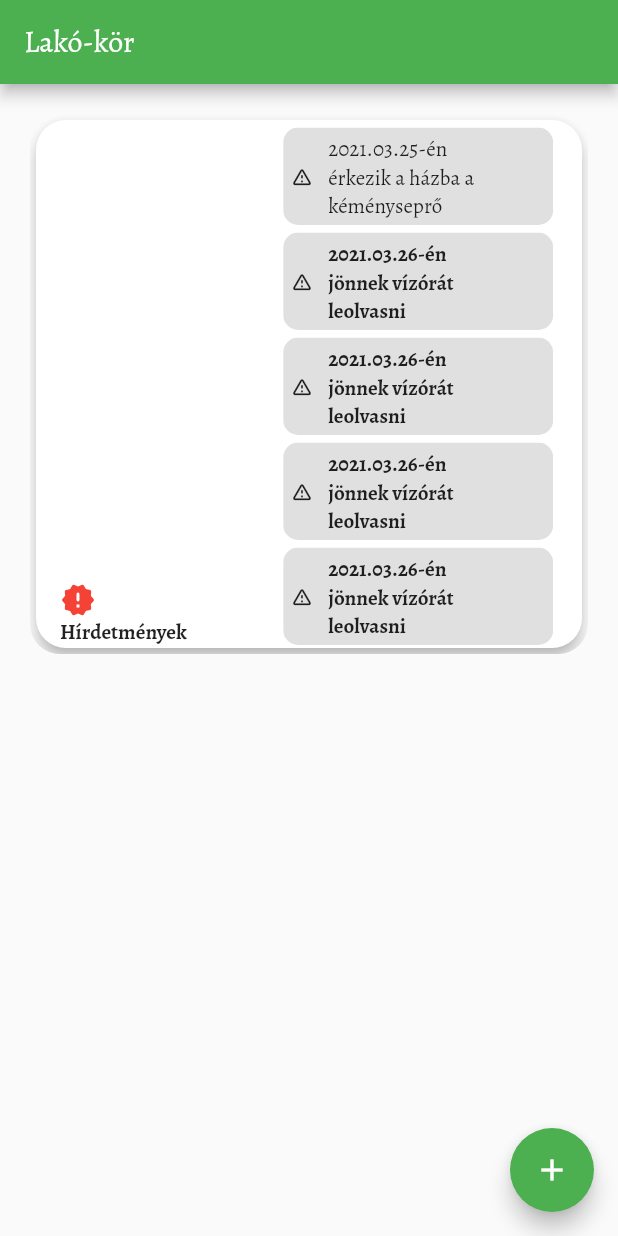
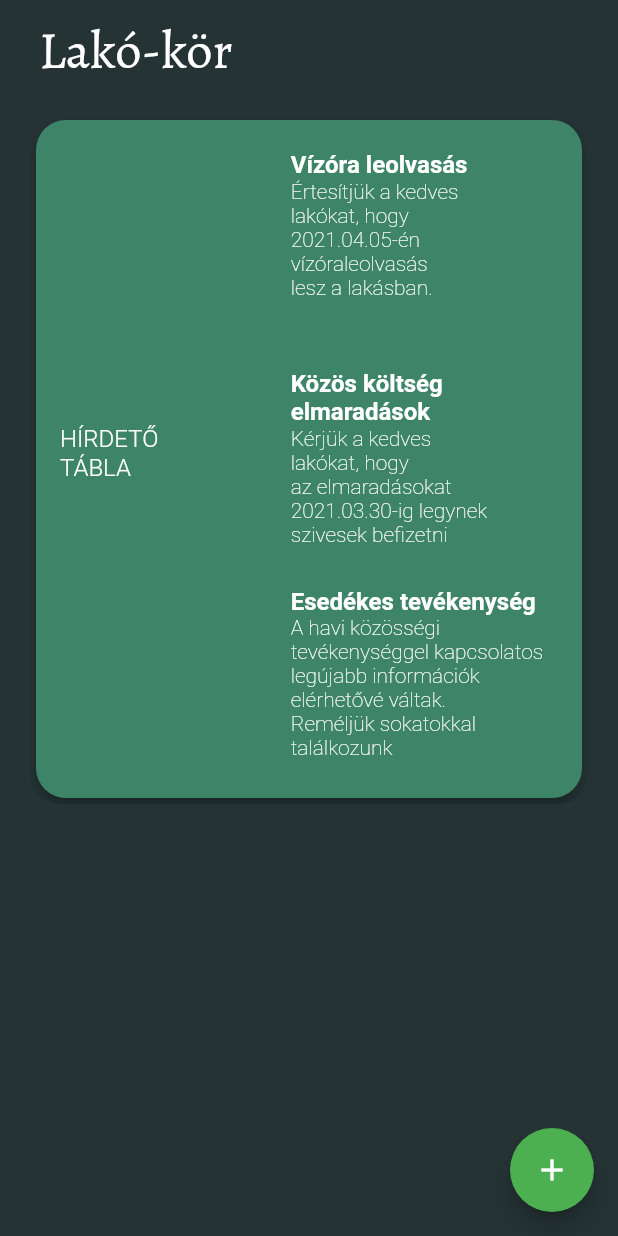
Before and after one commit to FutureCity-greenpeas/dugnad, a Flutter app: the screen it shows after launch, on a phone screen of 412 x 824 dp. Run offline on Flutter 3.47's test engine with Material 2 defaults, Android fonts, the phone set to English and light mode, and no system bars; our stand-ins replace hexcolor.

Commit message:
home hirdetotabla

```diff
--- a/dugnad/lib/Home.dart
+++ b/dugnad/lib/Home.dart
@@ -1,44 +1,48 @@
 import 'package:flutter/cupertino.dart';
 import 'package:flutter/material.dart';
+import 'package:hexcolor/hexcolor.dart';
 
 class HomeScreen extends StatelessWidget {
   @override
   Widget build(BuildContext context) {
-    return Material(
+    return Scaffold(
+      body: SingleChildScrollView(
         child: Column(
           children: <Widget>[
             Container(
               padding: EdgeInsets.all(20),
               width: 500,
-          height: 400,
+              height: 500,
               child: ClipRRect(
                 borderRadius: BorderRadius.circular(20),
                 child: Card(
+                  color: HexColor("3E8469"),
                   clipBehavior: Clip.antiAlias,
                   shape: RoundedRectangleBorder(
                     borderRadius: BorderRadius.all(Radius.circular(20)),
                   ),
                   elevation: 5,
                   child: Row(
-                crossAxisAlignment: CrossAxisAlignment.end,
+                    crossAxisAlignment: CrossAxisAlignment.center,
                     children: <Widget>[
                       Expanded(
                         flex: 4,
                         child: Container(
+                          child: InkWell(
+                            splashColor: Colors.teal.withAlpha(30),
+                            onTap: () => {print("asdasd")},
                             child: ListTile(
                               leading: Padding(
-                          padding: EdgeInsets.fromLTRB(0, 0, 0, 1),
+                                padding: EdgeInsets.fromLTRB(0, 0, 0, 13),
                                 child: Column(
                                   crossAxisAlignment: CrossAxisAlignment.start,
                                   mainAxisAlignment: MainAxisAlignment.end,
                                   children: [
-                              Icon(Icons.new_releases_rounded,
-                                  color: Colors.red),
                                     Text(
-                                "Hírdetmények",
+                                      "HÍRDETŐ\nTÁBLA",
                                       style: TextStyle(
-                                  fontWeight: FontWeight.bold,
-                                  fontSize: 14,
+                                        fontWeight: FontWeight.w300,
+                                        fontSize: 16,
                                       ),
                                     ),
                                   ],
@@ -47,9 +51,11 @@ class HomeScreen extends StatelessWidget {
                             ),
                           ),
                         ),
+                      ),
                       Expanded(
                         flex: 6,
                         child: Column(
+                          mainAxisAlignment: MainAxisAlignment.spaceEvenly,
                           children: [
                             SizedBox(height: 5),
                             Row(
@@ -58,27 +64,38 @@ class HomeScreen extends StatelessWidget {
                                 ClipRRect(
                                   borderRadius: BorderRadius.circular(10),
                                   child: ColoredBox(
-                                color: Colors.black12,
+                                    color: Colors.transparent,
                                     child: Column(
                                       children: [
                                         Container(
                                           padding: EdgeInsets.all(5),
                                           width: 180,
-                                      height: 65,
+                                          height: 130,
                                           child: Row(
                                             children: [
                                               Row(
                                                 children: [
-                                              Icon(Icons.warning_amber_rounded,
-                                                  size: 15),
-                                              Padding(
-                                                padding:
-                                                    const EdgeInsets.fromLTRB(
-                                                        10, 0, 0, 0),
-                                                child: Text(
-                                                  "2021.03.25-én\nérkezik a házba a\nkéményseprő",
+                                                  Column(
+                                                    crossAxisAlignment:
+                                                        CrossAxisAlignment
+                                                            .start,
+                                                    children: [
+                                                      Text(
+                                                        "Vízóra leolvasás",
+                                                        style: TextStyle(
+                                                            fontWeight:
+                                                                FontWeight.w600,
+                                                            fontSize: 16),
                                                       ),
-                                              )
+                                                      Text(
+                                                        "Értesítjük a kedves\nlakókat, hogy\n2021.04.05-én\nvízóraleolvasás\nlesz a lakásban.",
+                                                        style: TextStyle(
+                                                            fontWeight:
+                                                                FontWeight
+                                                                    .w100),
+                                                      ),
+                                                    ],
+                                                  ),
                                                 ],
                                               ),
                                             ],
@@ -97,30 +114,38 @@ class HomeScreen extends StatelessWidget {
                                 ClipRRect(
                                   borderRadius: BorderRadius.circular(10),
                                   child: ColoredBox(
-                                color: Colors.black12,
+                                    color: Colors.transparent,
                                     child: Column(
                                       children: [
                                         Container(
                                           padding: EdgeInsets.all(5),
                                           width: 180,
-                                      height: 65,
+                                          height: 130,
                                           child: Row(
                                             children: [
                                               Row(
                                                 children: [
-                                              Icon(Icons.warning_amber_rounded,
-                                                  size: 15),
-                                              Padding(
-                                                padding:
-                                                    const EdgeInsets.fromLTRB(
-                                                        10, 0, 0, 0),
-                                                child: Text(
-                                                  "2021.03.26-én\njönnek vízórát\nleolvasni",
+                                                  Column(
+                                                    crossAxisAlignment:
+                                                        CrossAxisAlignment
+                                                            .start,
+                                                    children: [
+                                                      Text(
+                                                        "Közös költség\nelmaradások",
                                                         style: TextStyle(
-                                                    fontWeight: FontWeight.bold,
+                                                            fontWeight:
+                                                                FontWeight.w600,
+                                                            fontSize: 16),
                                                       ),
+                                                      Text(
+                                                        "Kérjük a kedves\nlakókat, hogy\naz elmaradásokat\n2021.03.30-ig legynek\nszivesek befizetni",
+                                                        style: TextStyle(
+                                                            fontWeight:
+                                                                FontWeight
+                                                                    .w100),
                                                       ),
-                                              )
+                                                    ],
+                                                  ),
                                                 ],
                                               ),
                                             ],
@@ -139,30 +164,38 @@ class HomeScreen extends StatelessWidget {
                                 ClipRRect(
                                   borderRadius: BorderRadius.circular(10),
                                   child: ColoredBox(
-                                color: Colors.black12,
+                                    color: Colors.transparent,
                                     child: Column(
                                       children: [
                                         Container(
                                           padding: EdgeInsets.all(5),
                                           width: 180,
-                                      height: 65,
+                                          height: 130,
                                           child: Row(
                                             children: [
                                               Row(
                                                 children: [
-                                              Icon(Icons.warning_amber_rounded,
-                                                  size: 15),
-                                              Padding(
-                                                padding:
-                                                    const EdgeInsets.fromLTRB(
-                                                        10, 0, 0, 0),
-                                                child: Text(
-                                                  "2021.03.26-én\njönnek vízórát\nleolvasni",
+                                                  Column(
+                                                    crossAxisAlignment:
+                                                        CrossAxisAlignment
+                                                            .start,
+                                                    children: [
+                                                      Text(
+                                                        "Esedékes tevékenység",
                                                         style: TextStyle(
-                                                    fontWeight: FontWeight.bold,
+                                                            fontWeight:
+                                                                FontWeight.w600,
+                                                            fontSize: 16),
                                                       ),
+                                                      Text(
+                                                        "A havi közösségi\ntevékenységgel kapcsolatos\nlegújabb információk\nelérhetővé váltak.\nReméljük sokatokkal\ntalálkozunk",
+                                                        style: TextStyle(
+                                                            fontWeight:
+                                                                FontWeight
+                                                                    .w100),
                                                       ),
-                                              )
+                                                    ],
+                                                  ),
                                                 ],
                                               ),
                                             ],
@@ -175,89 +208,6 @@ class HomeScreen extends StatelessWidget {
                               ],
                             ),
                             SizedBox(height: 5),
-                        Row(
-                          mainAxisAlignment: MainAxisAlignment.center,
-                          children: [
-                            ClipRRect(
-                              borderRadius: BorderRadius.circular(10),
-                              child: ColoredBox(
-                                color: Colors.black12,
-                                child: Column(
-                                  children: [
-                                    Container(
-                                      padding: EdgeInsets.all(5),
-                                      width: 180,
-                                      height: 65,
-                                      child: Row(
-                                        children: [
-                                          Row(
-                                            children: [
-                                              Icon(Icons.warning_amber_rounded,
-                                                  size: 15),
-                                              Padding(
-                                                padding:
-                                                    const EdgeInsets.fromLTRB(
-                                                        10, 0, 0, 0),
-                                                child: Text(
-                                                  "2021.03.26-én\njönnek vízórát\nleolvasni",
-                                                  style: TextStyle(
-                                                    fontWeight: FontWeight.bold,
-                                                  ),
-                                                ),
-                                              )
-                                            ],
-                                          ),
-                                        ],
-                                      ),
-                                    ),
-                                  ],
-                                ),
-                              ),
-                            ),
-                          ],
-                        ),
-                        SizedBox(height: 5),
-                        Row(
-                          mainAxisAlignment: MainAxisAlignment.center,
-                          children: [
-                            ClipRRect(
-                              borderRadius: BorderRadius.circular(10),
-                              child: ColoredBox(
-                                color: Colors.black12,
-                                child: Column(
-                                  children: [
-                                    Container(
-                                      padding: EdgeInsets.all(5),
-                                      width: 180,
-                                      height: 65,
-                                      child: Row(
-                                        children: [
-                                          Row(
-                                            children: [
-                                              Icon(Icons.warning_amber_rounded,
-                                                  size: 15),
-                                              Padding(
-                                                padding:
-                                                    const EdgeInsets.fromLTRB(
-                                                        10, 0, 0, 0),
-                                                child: Text(
-                                                  "2021.03.26-én\njönnek vízórát\nleolvasni",
-                                                  style: TextStyle(
-                                                    fontWeight: FontWeight.bold,
-                                                  ),
-                                                ),
-                                              )
-                                            ],
-                                          ),
-                                        ],
-                                      ),
-                                    ),
-                                  ],
-                                ),
-                              ),
-                            ),
-                          ],
-                        ),
                           ],
                         ),
                       ),
@@ -267,6 +217,8 @@ class HomeScreen extends StatelessWidget {
               ),
             ),
           ],
-    ));
+        ),
+      ),
+    );
   }
 }
--- a/dugnad/lib/main.dart
+++ b/dugnad/lib/main.dart
@@ -1,6 +1,7 @@
 import 'package:flutter/material.dart';
 import 'package:dugnad/news/news.dart';
 import 'package:dugnad/Home.dart';
+import 'package:hexcolor/hexcolor.dart';
 
 void main() {
   runApp(MyApp());
@@ -12,9 +13,13 @@ class MyApp extends StatelessWidget {
     return MaterialApp(
       title: 'Flutter Demo',
       theme: ThemeData(
-        primarySwatch: Colors.green,
-        fontFamily: 'Alegreya',
-      ),
+          primarySwatch: Colors.green,
+          //fontFamily: 'Alegreya',
+          textTheme: TextTheme(
+            bodyText2: TextStyle(color: Colors.white),
+          ),
+          iconTheme: IconThemeData(color: Colors.white),
+          scaffoldBackgroundColor: HexColor("253334")),
       home: MyHomePage(title: 'Lakó-kör'),
     );
   }
@@ -42,7 +47,18 @@ class _MyHomePageState extends State<MyHomePage> {
   Widget build(BuildContext context) {
     return Scaffold(
       appBar: AppBar(
-        title: Text(widget.title),
+        backgroundColor: Colors.transparent,
+        elevation: 0,
+        title: Padding(
+          padding: EdgeInsets.fromLTRB(10, 10, 0, 0),
+          child: Text(
+            widget.title,
+            style: TextStyle(
+                fontSize: 35,
+                fontWeight: FontWeight.w300,
+                fontFamily: "Alegreya"),
+          ),
+        ),
       ),
       body: HomeScreen(),
       floatingActionButton: FloatingActionButton(
--- a/dugnad/pubspec.yaml
+++ b/dugnad/pubspec.yaml
@@ -23,6 +23,7 @@ environment:
 dependencies:
   flutter:
     sdk: flutter
+  hexcolor: ^2.0.3
 
 
   # The following adds the Cupertino Icons font to your application.
@@ -66,8 +67,8 @@ flutter:
     #       - asset: fonts/Schyler-Regular.ttf
   #       - asset: fonts/Schyler-Italic.ttf
   #         style: italic
-  #assets:
-    #- assets/images/cards.png
+  assets:
+    - assets/images/Vector_3.png
   fonts:
     - family: Alegreya
       fonts:
```
Also changed, not shown: dugnad/pubspec.lock. Lines whose indentation alone changed are shown as unchanged.
